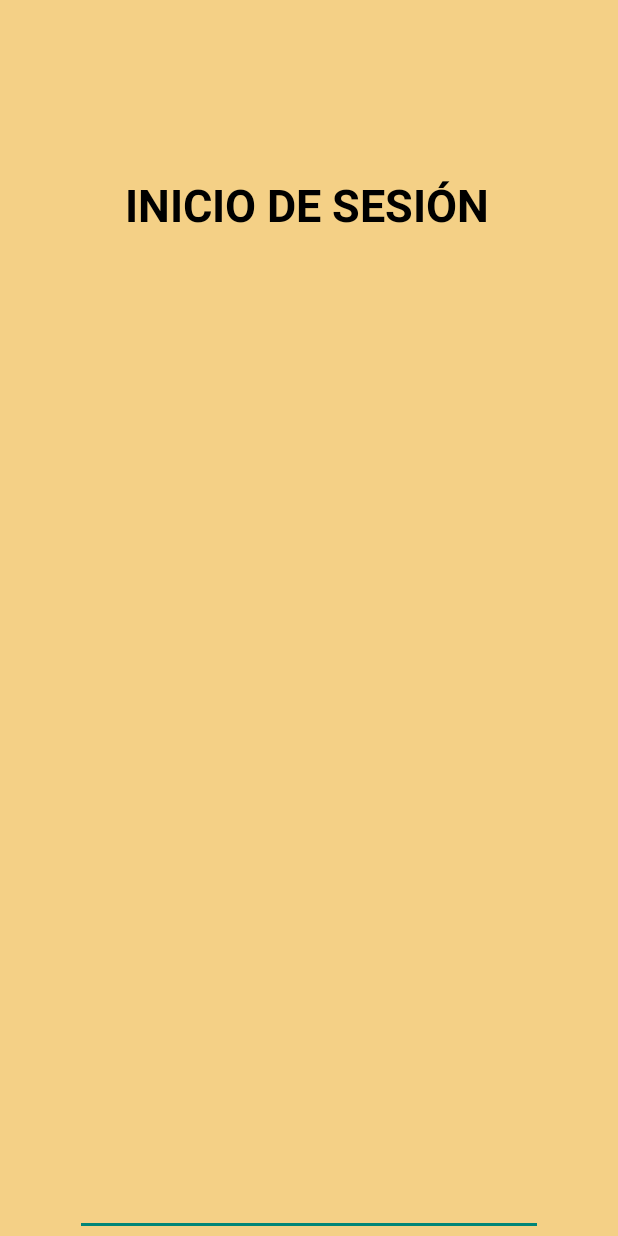
After one commit to alepagu/APGMotor, an Android app built with Jetpack Compose: the layout login_apgmotor.xml on its own in the app's theme, with its tools: preview values and no code run, on a phone screen of 412 x 824 dp. The commit adds this screen. Run offline under Robolectric (Android 15) with nearby library versions, the phone set to English and light mode, and no system bars.

```diff
--- a/app/src/main/java/com/example/apgmotor/MainActivity.kt
+++ b/app/src/main/java/com/example/apgmotor/MainActivity.kt
@@ -22,7 +22,7 @@ class MainActivity : ComponentActivity() {
                     modifier = Modifier.fillMaxSize(),
                     color = MaterialTheme.colorScheme.background
                 ) {
-                    Greeting("Android")
+                    Login("Android")
                 }
             }
         }
@@ -30,7 +30,7 @@ class MainActivity : ComponentActivity() {
 }
 
 @Composable
-fun Greeting(name: String, modifier: Modifier = Modifier) {
+fun Login(name: String, modifier: Modifier = Modifier) {
     Text(
         text = "Hello $name!",
         modifier = modifier
@@ -39,8 +39,8 @@ fun Greeting(name: String, modifier: Modifier = Modifier) {
 
 @Preview(showBackground = true)
 @Composable
-fun GreetingPreview() {
+fun LoginPreview() {
     APGMotorTheme {
-        Greeting("Android")
+        Login("Android")
     }
 }
--- a/app/src/main/res/layout/login.xml
+++ /dev/null
@@ -1,8 +0,0 @@
-<?xml version="1.0" encoding="utf-8"?>
-<androidx.constraintlayout.widget.ConstraintLayout xmlns:android="http://schemas.android.com/apk/res/android"
-    xmlns:tools="http://schemas.android.com/tools"
-    android:layout_width="match_parent"
-    android:layout_height="match_parent"
-    android:background="#F6A384">
-
-</androidx.constraintlayout.widget.ConstraintLayout>
--- /dev/null
+++ b/app/src/main/res/layout/login_apgmotor.xml
@@ -0,0 +1,40 @@
+<?xml version="1.0" encoding="utf-8"?>
+<androidx.constraintlayout.widget.ConstraintLayout xmlns:android="http://schemas.android.com/apk/res/android"
+    xmlns:app="http://schemas.android.com/apk/res-auto"
+    xmlns:tools="http://schemas.android.com/tools"
+    android:id="@+id/linearLayout"
+    android:layout_width="match_parent"
+    android:layout_height="match_parent"
+    android:background="#F4D086">
+
+    <TextView
+        android:id="@+id/login_apg"
+        android:layout_width="wrap_content"
+        android:layout_height="wrap_content"
+        android:layout_marginStart="33dp"
+        android:layout_marginTop="116dp"
+        android:layout_marginEnd="33dp"
+        android:baselineAligned="false"
+        android:text="INICIO DE SESIÓN"
+        android:textColor="#000000"
+        android:textSize="30sp"
+        android:textStyle="bold"
+        app:layout_constraintEnd_toEndOf="parent"
+        app:layout_constraintHorizontal_bias="0.49"
+        app:layout_constraintStart_toStartOf="parent"
+        app:layout_constraintTop_toTopOf="parent" />
+
+    <EditText
+        android:id="@+id/editTextTextEmailAddress"
+        android:layout_width="match_parent"
+        android:layout_height="match_parent"
+        android:layout_marginStart="50dp"
+        android:layout_marginTop="120dp"
+        android:layout_marginEnd="50dp"
+        android:ems="10"
+        android:inputType="textEmailAddress"
+        app:layout_constraintEnd_toEndOf="parent"
+        app:layout_constraintHorizontal_bias="0.0"
+        app:layout_constraintStart_toStartOf="parent"
+        app:layout_constraintTop_toBottomOf="@+id/login_apg" />
+</androidx.constraintlayout.widget.ConstraintLayout>
```
